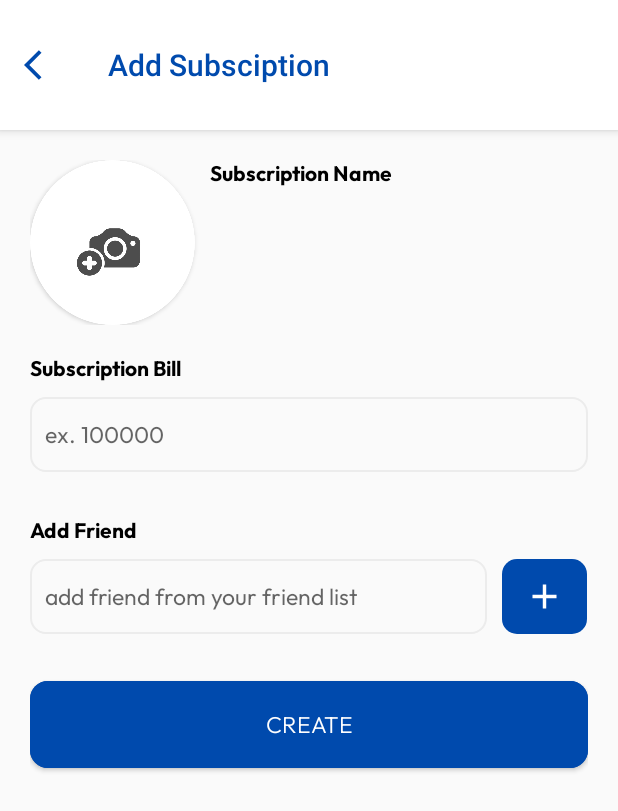
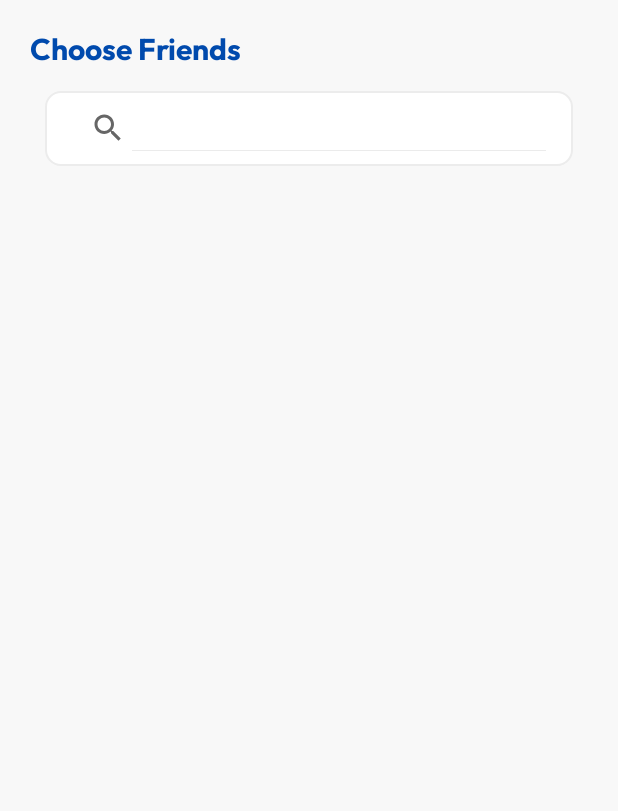
Before and after one commit to karacelly/subscriptly, an Android app: the AddSubscriptionActivity screen opened directly, with no data from a screen before it, after a tap on an icon or button, on a phone screen of 412 x 824 dp. Shown: the top 811 px of the screen. Run offline under Robolectric (Android 15) with nearby library versions, the phone set to English and light mode, and no system bars; our stand-ins replace Firebase (no records; nobody signed in at launch, a user with empty details on screens opened directly), FlexboxLayout.

Commit message:
Fix Unclean Code Removal (error)

```diff
--- a/app/src/main/AndroidManifest.xml
+++ b/app/src/main/AndroidManifest.xml
@@ -9,6 +9,9 @@
         android:roundIcon="@mipmap/ic_launcher_round"
         android:supportsRtl="true"
         android:theme="@style/Theme.Subscriptly">
+        <activity
+            android:name=".ChooseFriendActivity"
+            android:exported="false" />
         <activity
             android:name=".EditProfileActivity"
             android:exported="false" />
--- a/app/src/main/java/edu/bluejack21_2/subscriptly/AddSubscriptionActivity.java
+++ b/app/src/main/java/edu/bluejack21_2/subscriptly/AddSubscriptionActivity.java
@@ -22,40 +22,34 @@ import androidx.activity.result.ActivityResult;
 import androidx.activity.result.ActivityResultCallback;
 import androidx.activity.result.ActivityResultLauncher;
 import androidx.activity.result.contract.ActivityResultContracts;
-import androidx.appcompat.app.ActionBar;
 import androidx.appcompat.app.AppCompatActivity;
 import androidx.appcompat.widget.Toolbar;
 import androidx.cardview.widget.CardView;
 
-import com.google.android.material.appbar.AppBarLayout;
 import com.google.android.material.button.MaterialButton;
 
 import edu.bluejack21_2.subscriptly.utils.Image;
 
 public class AddSubscriptionActivity extends AppCompatActivity {
 
-    private Toolbar toolbar;
     // Subscription Image
     CardView imageToggle;
     ImageView imageSubscription;
-
     EditText subscriptionBill;
-
     // Friend List
     LinearLayout layoutFriendList;
     ImageButton buttonAdd;
     EditText friendName;
     MaterialButton buttonCreateSubscription;
-
     Context context;
     ActivityResultLauncher<Intent> pickImageActivityResultLauncher = registerForActivityResult(
             new ActivityResultContracts.StartActivityForResult(),
             new ActivityResultCallback<ActivityResult>() {
                 @Override
                 public void onActivityResult(ActivityResult result) {
-//                if(result.getResultCode() == 3) {
+//                    if(result.getResultCode() == 3) {
 //
-//                }
+//                    }
                     if (result.getResultCode() == Activity.RESULT_OK) {
                         // There are no request codes
                         Intent data = result.getData();
@@ -63,35 +57,12 @@ public class AddSubscriptionActivity extends AppCompatActivity {
                         if (data != null) {
                             Uri selectedImage = data.getData();
                             imageSubscription.setImageURI(selectedImage);
-                            Log.d("Image URI", selectedImage.toString());
-//                          doSomeOperations();
-//                          String extension = getMimeType(context, selectedImage);
-//                            Log.d("Image Extension", extension);
-//                            String uuid = UUID.randomUUID().toString();
-//                            Log.d("Image UUID", uuid+"."+extension);
                             String fileName = Image.getImageFileName(context, selectedImage);
-
-//                            FirebaseStorage storage = FirebaseStorage.getInstance();
-//                            StorageReference storageRef = storage.getReference();
-//                            StorageReference subscriptionStorageRef = storageRef.child("subscriptions/" + selectedImage.getLastPathSegment());
-//                            UploadTask uploadTask;
-//                            uploadTask = subscriptionStorageRef.putFile(selectedImage);
-//
-//                            uploadTask.addOnFailureListener(new OnFailureListener() {
-//                                @Override
-//                                public void onFailure(@NonNull Exception exception) {
-//                                    Log.d("Upload", exception.toString());
-//                                }
-//                            }).addOnSuccessListener(new OnSuccessListener<UploadTask.TaskSnapshot>() {
-//                                @Override
-//                                public void onSuccess(UploadTask.TaskSnapshot taskSnapshot) {
-//                                    Log.d("Upload", taskSnapshot.getMetadata().toString());
-//                                }
-//                            });
                         }
                     }
                 }
             });
+    private Toolbar toolbar;
 
     private void initComponents() {
         imageToggle = findViewById(R.id.action_pick_image);
@@ -129,9 +100,9 @@ public class AddSubscriptionActivity extends AppCompatActivity {
         });
 
         buttonAdd.setOnClickListener(v -> {
-//            Intent i = new Intent(AddSubscriptionActivity.this, HomeActivity.class);
-//            startActivity(i);
-            addView();
+            Intent i = new Intent(this, ChooseFriendActivity.class);
+            startActivity(i);
+//            addView();
         });
 
         subscriptionBill.addTextChangedListener(new TextWatcher() {
@@ -161,21 +132,6 @@ public class AddSubscriptionActivity extends AppCompatActivity {
                     subscriptionBill.setSelection(current.length());
                     subscriptionBill.addTextChangedListener(this);
                 }
-//                if (!s.toString().equals(current)) {
-//                    subscriptionBill.removeTextChangedListener(this);
-//
-//                    String cleanString = s.toString().replaceAll("[Rp. ]", "");
-//                    Log.d("Clean String", cleanString);
-//                    Double parsed = Double.parseDouble(cleanString);
-//
-//                    String formatted = formatRupiah.format(parsed);
-//
-//                    current = formatted;
-//                    Log.d("Formatted String", formatted);
-//                    subscriptionBill.setText(formatted);
-//                    subscriptionBill.setSelection(formatted.length());
-//                    subscriptionBill.addTextChangedListener(this);
-//                }
             }
 
             @Override
@@ -185,20 +141,25 @@ public class AddSubscriptionActivity extends AppCompatActivity {
         });
 
         buttonCreateSubscription.setOnClickListener(v -> {
-            for (int i = 0; i < layoutFriendList.getChildCount(); i++) {
-                if (layoutFriendList.getChildAt(i) instanceof LinearLayout) {
-                    LinearLayout row = (LinearLayout) layoutFriendList.getChildAt(i);
-                    for (int j = 0; j < row.getChildCount(); j++) {
-                        if (row.getChildAt(j) instanceof EditText) {
-                            EditText friendName = (EditText) row.getChildAt(j);
-                            if (friendName.getId() == R.id.field_name_friend) {
-                                Toast.makeText(context, "" + friendName.getText().toString(), Toast.LENGTH_SHORT);
-                            }
-                            Log.d("FRIEND NAME", friendName.getText().toString());
-                        }
-                    }
-                }
-            }
+            /*
+            Get All Usernames
+             */
+//            for (int i = 0; i < layoutFriendList.getChildCount(); i++) {
+//                if (layoutFriendList.getChildAt(i) instanceof LinearLayout) {
+//                    LinearLayout row = (LinearLayout) layoutFriendList.getChildAt(i);
+//                    for (int j = 0; j < row.getChildCount(); j++) {
+//                        if (row.getChildAt(j) instanceof EditText) {
+//                            EditText friendName = (EditText) row.getChildAt(j);
+//                            if (friendName.getId() == R.id.field_name_friend) {
+//                                Toast.makeText(context, "" + friendName.getText().toString(), Toast.LENGTH_SHORT);
+//                            }
+//                            Log.d("FRIEND NAME", friendName.getText().toString());
+//                        }
+//                    }
+//                }
+//            }
+
+
         });
 
     }
--- /dev/null
+++ b/app/src/main/java/edu/bluejack21_2/subscriptly/ChooseFriendActivity.java
@@ -0,0 +1,100 @@
+package edu.bluejack21_2.subscriptly;
+
+import androidx.appcompat.app.AppCompatActivity;
+import androidx.appcompat.widget.SearchView;
+import androidx.recyclerview.widget.LinearLayoutManager;
+import androidx.recyclerview.widget.RecyclerView;
+
+import android.os.Bundle;
+import android.util.Log;
+
+import com.google.firebase.firestore.QueryDocumentSnapshot;
+
+import java.util.ArrayList;
+import java.util.Comparator;
+import java.util.List;
+
+import edu.bluejack21_2.subscriptly.adapter.ChooseFriendRecyclerAdapter;
+import edu.bluejack21_2.subscriptly.databinding.FragmentFriendsBinding;
+import edu.bluejack21_2.subscriptly.models.FriendRequest;
+import edu.bluejack21_2.subscriptly.models.User;
+import edu.bluejack21_2.subscriptly.repositories.UserRepository;
+
+public class ChooseFriendActivity extends AppCompatActivity {
+
+    private static final Comparator<User> ALPHABETICAL_COMPARATOR = new Comparator<User>() {
+        @Override
+        public int compare(User a, User b) {
+            return a.getUsername().compareTo(b.getUsername());
+        }
+    };
+    private ArrayList<User> users;
+    private ArrayList<FriendRequest> requests;
+
+    private SearchView fieldSearchFriend;
+    private RecyclerView friendsRecycler;
+
+    private ChooseFriendRecyclerAdapter mAdapter;
+    private FragmentFriendsBinding mBinding;
+
+    private static List<User> filter(List<User> users, String query) {
+        Log.d("FLOW", "filter");
+        final String lowerCaseQuery = query.toLowerCase();
+
+        final List<User> filteredModelList = new ArrayList<>();
+        for (User model : users) {
+            final String text = model.getUsername().toLowerCase();
+            if (text.contains(lowerCaseQuery)) {
+                filteredModelList.add(model);
+            }
+        }
+        return filteredModelList;
+    }
+
+    private void initComponents() {
+        fieldSearchFriend = findViewById(R.id.field_search_friend);
+        friendsRecycler = findViewById(R.id.recycler_friends);
+
+        users = new ArrayList<>();
+        UserRepository.userRef.get()
+                .addOnCompleteListener(task -> {
+                    if (task.isSuccessful()) {
+                        for (QueryDocumentSnapshot document : task.getResult()) {
+                            if(!UserRepository.LOGGED_IN_USER.getUserID().equals(document.getId())) {
+                                users.add(UserRepository.documentToUser(document));
+                                setRecyclerView(users, requests, friendsRecycler);
+                            }
+                        }
+                    } else {}
+                    fieldSearchFriend.setOnQueryTextListener(new SearchView.OnQueryTextListener() {
+                        @Override
+                        public boolean onQueryTextSubmit(String query) {
+                            return false;
+                        }
+                        @Override
+                        public boolean onQueryTextChange(String query) {
+                            final List<User> filteredModelList = filter(users, query);
+                            mAdapter.replaceAll(filteredModelList);
+                            mBinding.recyclerFriends.scrollToPosition(0);
+                            return true;
+                        }
+                    });
+                });
+    }
+
+    private void setRecyclerView(ArrayList<User> users, ArrayList<FriendRequest> requests, RecyclerView recyclerView) {
+        mAdapter = new ChooseFriendRecyclerAdapter(users, requests, ALPHABETICAL_COMPARATOR, this, R.layout.friend_item);
+        recyclerView.setLayoutManager(new LinearLayoutManager(this, LinearLayoutManager.VERTICAL, false));
+        recyclerView.setAdapter(mAdapter);
+        mAdapter.add(users);
+    }
+
+    @Override
+    protected void onCreate(Bundle savedInstanceState) {
+        super.onCreate(savedInstanceState);
+        setContentView(R.layout.activity_choose_friend);
+
+        initComponents();
+    }
+
+}
--- a/app/src/main/java/edu/bluejack21_2/subscriptly/repositories/SubscriptionRepository.java
+++ b/app/src/main/java/edu/bluejack21_2/subscriptly/repositories/SubscriptionRepository.java
@@ -27,6 +27,7 @@ public class SubscriptionRepository {
     public static CollectionReference memberRef = SubscriptlyDB.getDB().collection("members");
     public static StorageReference subscriptionStorageRef = SubscriptlyDB.getStorageDB().child("subscriptions");
 
+    public static ArrayList<User> chosenFriends = new ArrayList<>();
     private static void insertSubscription(String name) {
 
     }
--- /dev/null
+++ b/app/src/main/res/drawable/custom_round_checkbox.xml
@@ -0,0 +1,6 @@
+<?xml version="1.0" encoding="utf-8"?>
+<selector xmlns:android="http://schemas.android.com/apk/res/android" >
+    <item android:state_checked="true" android:drawable="@drawable/ic_checked" />
+    <item android:state_pressed="true" android:drawable="@drawable/ic_checked" />
+    <item android:state_pressed="false" android:drawable="@drawable/ic_unchecked" />
+</selector>
--- /dev/null
+++ b/app/src/main/res/drawable/ic_checked.xml
@@ -0,0 +1,5 @@
+<vector android:height="24dp" android:tint="#004AAD"
+    android:viewportHeight="24" android:viewportWidth="24"
+    android:width="24dp" xmlns:android="http://schemas.android.com/apk/res/android">
+    <path android:fillColor="@android:color/white" android:pathData="M12,2C6.48,2 2,6.48 2,12s4.48,10 10,10 10,-4.48 10,-10S17.52,2 12,2zM10,17l-5,-5 1.41,-1.41L10,14.17l7.59,-7.59L19,8l-9,9z"/>
+</vector>
--- /dev/null
+++ b/app/src/main/res/drawable/ic_unchecked.xml
@@ -0,0 +1,5 @@
+<vector android:alpha="0.2" android:height="24dp"
+    android:tint="?attr/colorControlNormal" android:viewportHeight="24"
+    android:viewportWidth="24" android:width="24dp" xmlns:android="http://schemas.android.com/apk/res/android">
+    <path android:fillColor="@android:color/white" android:pathData="M12,2C6.47,2 2,6.47 2,12s4.47,10 10,10 10,-4.47 10,-10S17.53,2 12,2z"/>
+</vector>
--- /dev/null
+++ b/app/src/main/res/layout/activity_choose_friend.xml
@@ -0,0 +1,84 @@
+<?xml version="1.0" encoding="utf-8"?>
+<RelativeLayout xmlns:android="http://schemas.android.com/apk/res/android"
+    xmlns:app="http://schemas.android.com/apk/res-auto"
+    xmlns:tools="http://schemas.android.com/tools"
+    android:layout_width="match_parent"
+    android:layout_height="match_parent"
+    tools:context=".ChooseFriendActivity">
+
+    <LinearLayout
+        android:layout_width="match_parent"
+        android:layout_height="match_parent"
+        android:background="@color/grey"
+        android:orientation="vertical"
+        android:paddingHorizontal="20dp"
+        android:paddingVertical="20dp">
+
+        <TextView
+            android:layout_width="match_parent"
+            android:layout_height="wrap_content"
+            android:fontFamily="@font/outfit_bold"
+            android:text="Choose Friends"
+            android:textColor="@color/primary_color"
+            android:textSize="20dp" />
+
+        <LinearLayout
+            android:layout_width="match_parent"
+            android:layout_height="match_parent"
+            android:layout_marginHorizontal="10dp"
+            android:layout_marginVertical="15dp"
+            android:orientation="vertical">
+
+            <androidx.appcompat.widget.SearchView
+                android:id="@+id/field_search_friend"
+                app:iconifiedByDefault="false"
+                android:layout_width="match_parent"
+                android:layout_height="50dp"
+                android:background="@drawable/border_bg_white" />
+
+            <LinearLayout
+                android:layout_width="match_parent"
+                android:layout_height="match_parent"
+                android:layout_marginVertical="15dp">
+
+                <ScrollView
+                    android:layout_width="match_parent"
+                    android:layout_height="match_parent">
+
+                    <androidx.recyclerview.widget.RecyclerView
+                        android:id="@+id/recycler_friends"
+                        android:layout_width="match_parent"
+                        android:layout_height="match_parent">
+
+                    </androidx.recyclerview.widget.RecyclerView>
+
+                </ScrollView>
+
+            </LinearLayout>
+        </LinearLayout>
+
+
+        <!--            <com.google.android.flexbox.FlexboxLayout-->
+        <!--                android:layout_width="match_parent"-->
+        <!--                android:layout_height="wrap_content"-->
+        <!--                app:flexDirection="column"-->
+        <!--                app:justifyContent="center">-->
+
+        <!--                <ImageView-->
+        <!--                    android:layout_width="match_parent"-->
+        <!--                    android:layout_height="300dp"-->
+        <!--                    android:src="@drawable/search" />-->
+
+        <!--                <TextView-->
+        <!--                    android:layout_width="match_parent"-->
+        <!--                    android:layout_height="wrap_content"-->
+        <!--                    android:fontFamily="@font/outfit_bold"-->
+        <!--                    android:text="No friends yet"-->
+        <!--                    android:textAlignment="center"-->
+        <!--                    android:textColor="@color/black"-->
+
+        <!--                    android:textSize="15dp" />-->
+        <!--            </com.google.android.flexbox.FlexboxLayout>-->
+
+    </LinearLayout>
+</RelativeLayout>
```
Also changed, not shown: app/src/main/java/edu/bluejack21_2/subscriptly/adapter/ChooseFriendRecyclerAdapter.java (added, +151 -0 lines), app/src/main/java/edu/bluejack21_2/subscriptly/adapter/viewholder/FriendViewHolder.java (+10 -0 lines), app/src/main/res/layout/friend_item.xml (+20 -3 lines).
